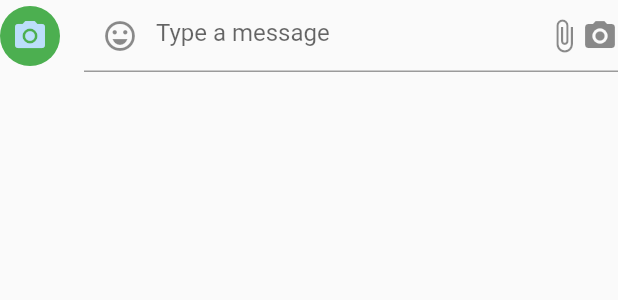
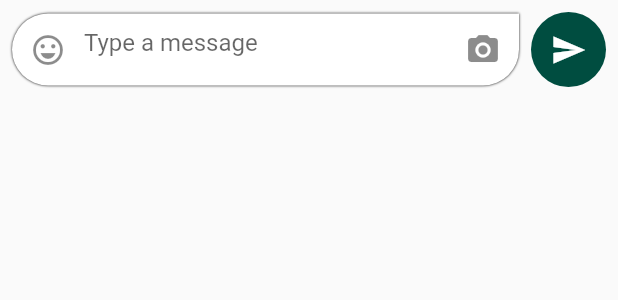
Before and after one commit to cyblogerz/Whatsapp-UI-Clone, a Flutter app: the MessageEntry widget shown alone on an empty page, opened directly, on a phone screen of 412 x 824 dp. Shown: the top 300 px of the screen. Run offline on Flutter 3.47's test engine with Material 2 defaults, Android fonts, the phone set to English and light mode, and no system bars; network calls fail.

Commit message:
Updated the message entry field

```diff
--- a/lib/widgets/message_entry.dart
+++ b/lib/widgets/message_entry.dart
@@ -1,6 +1,27 @@
 // ignore_for_file: prefer_const_constructors
 
 import 'package:flutter/material.dart';
+
+const kMessageTextFieldDecoration = InputDecoration(
+    contentPadding: EdgeInsets.symmetric(vertical: 10.0, horizontal: 20.0),
+    prefixIcon: Icon(Icons.emoji_emotions_outlined),
+    suffixIcon: Icon(Icons.camera_alt),
+    hintText: 'Type a message',
+    border: InputBorder.none);
+
+const kMessageContainerDecoration = BoxDecoration(
+  color: Colors.white,
+  boxShadow: [
+    BoxShadow(
+      color: Colors.black,
+      blurRadius: 0.7,
+    ),
+  ],
+  borderRadius: BorderRadius.only(
+      topLeft: Radius.circular(32),
+      bottomRight: Radius.circular(32),
+      bottomLeft: Radius.circular(32)),
+);
 
 class MessageEntry extends StatefulWidget {
   @override
@@ -8,26 +29,52 @@ class MessageEntry extends StatefulWidget {
 }
 
 class _MessageEntryState extends State<MessageEntry> {
+  String? messageText;
+  final messageTextController = TextEditingController();
   @override
   Widget build(BuildContext context) {
-    return TextField(
-      decoration: InputDecoration(
-        icon: CircleAvatar(
-          backgroundColor: Colors.green,
-          child: IconButton(
-            icon: Icon(Icons.camera_alt),
-            onPressed: () {},
-          ),
+    return Padding(
+      padding: const EdgeInsets.only(left: 8.0),
+      child: Container(
+        // decoration: ,
+        child: Row(
+          crossAxisAlignment: CrossAxisAlignment.center,
+          children: <Widget>[
+            Expanded(
+              child: Container(
+                decoration: kMessageContainerDecoration,
+                child: TextField(
+                  controller: messageTextController,
+                  onChanged: (value) {
+                    messageText = value;
+                    //Do something with the user input.
+                  },
+                  decoration: kMessageTextFieldDecoration,
+                ),
+              ),
+            ),
+            TextButton(
+              onPressed: () {
+                messageTextController.clear();
+
+                // .add({
+                //   'text': messageText,
+                //   'sender': loggedInUser.email,
+                //   'timestamp': FieldValue.serverTimestamp()
+                // });
+                //Implement send functionality.
+              },
+              child: CircleAvatar(
+                child: Icon(
+                  Icons.send,
+                  color: Colors.white,
+                ),
+                backgroundColor: Colors.teal[900],
+                radius: 25,
+              ),
+            ),
+          ],
         ),
-        prefixIcon: Icon(Icons.emoji_emotions_outlined),
-        hintText: 'Type a message',
-        suffixIcon: Row(
-            mainAxisAlignment: MainAxisAlignment.spaceBetween,
-            mainAxisSize: MainAxisSize.min,
-            children: <Widget>[
-              Icon(Icons.attach_file),
-              Icon(Icons.camera_alt)
-            ]),
       ),
     );
   }
```
